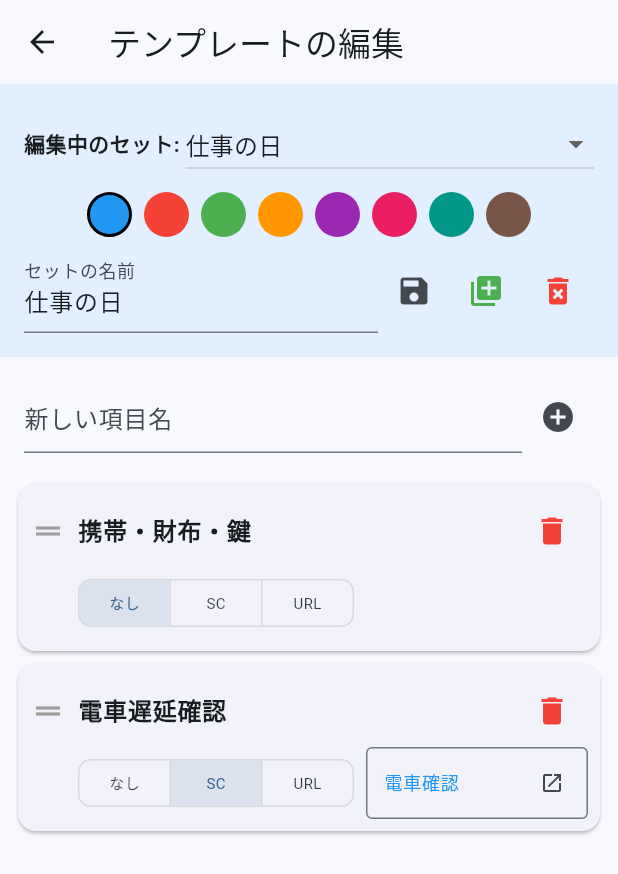
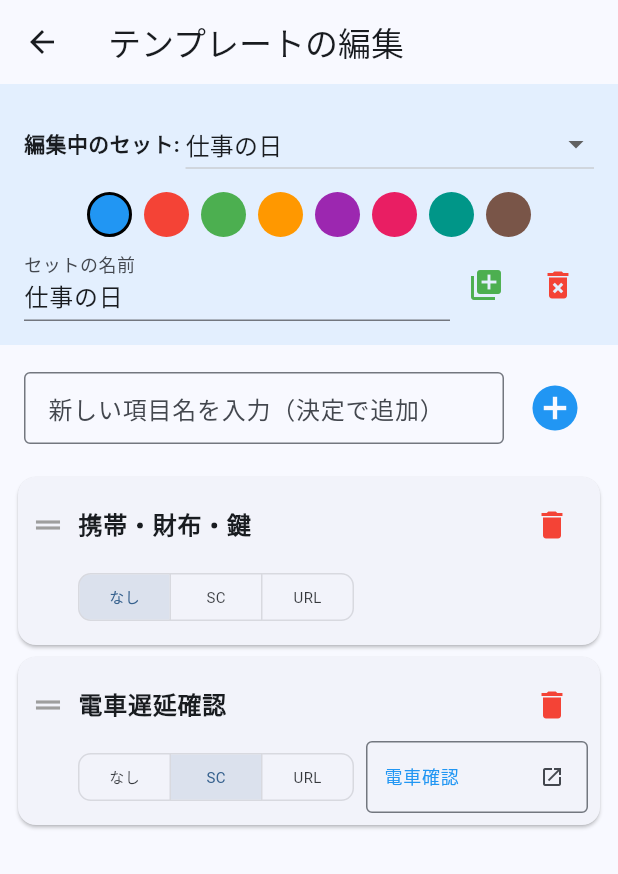
Before and after one commit to kkuramitu-portfolio/forgotten_item_checker, a Flutter app: the screen it shows after launch, after a tap on the "edit" icon, on a phone screen of 412 x 824 dp. Shown: the top 874 px of the screen. Run offline on Flutter 3.47's test engine with Material 3 defaults, Android fonts, the phone set to English and light mode, and no system bars; our stand-ins replace shared_preferences.

Commit message:
アイコン設定

```diff
--- a/lib/main.dart
+++ b/lib/main.dart
@@ -65,7 +65,7 @@ class ItemTemplate {
     return {
       'title': title,
       'items': items.map((i) => i.toMap()).toList(),
-      'color': color.value,
+      'color': color.toARGB32(),
     };
   }
 
@@ -73,7 +73,7 @@ class ItemTemplate {
     return ItemTemplate(
       title: map['title'],
       items: (map['items'] as List).map((i) => CheckItem.fromMap(i)).toList(),
-      color: Color(map['color'] ?? Colors.blue.value),
+      color: Color(map['color'] ?? Colors.blue.toARGB32()),
     );
   }
 }
@@ -117,9 +117,10 @@ class _MainCheckPageState extends State<MainCheckPage> {
         _templates = List<ItemTemplate>.from(
           l.map((model) => ItemTemplate.fromMap(model)),
         );
-        _currentIndex = (savedIndex != null && savedIndex < _templates.length)
-            ? savedIndex
-            : 0;
+        _currentIndex = savedIndex ?? 0;
+        if (_currentIndex >= _templates.length) {
+          _currentIndex = 0;
+        }
         _scHistory = savedHistory ?? [];
       } else {
         _templates = [
@@ -140,6 +141,13 @@ class _MainCheckPageState extends State<MainCheckPage> {
     });
   }
 
+  void _sortItems() {
+    setState(() {
+      final items = _templates[_currentIndex].items;
+      items.sort((a, b) => a.status.index.compareTo(b.status.index));
+    });
+  }
+
   Future<void> _launchURL(String urlString) async {
     final Uri url = Uri.parse(urlString);
     if (!await launchUrl(url)) {
@@ -153,8 +161,13 @@ class _MainCheckPageState extends State<MainCheckPage> {
 
   @override
   Widget build(BuildContext context) {
-    if (_isLoading || _templates.isEmpty)
+    if (_isLoading || _templates.isEmpty) {
       return const Scaffold(body: Center(child: CircularProgressIndicator()));
+    }
+
+    if (_currentIndex >= _templates.length) {
+      _currentIndex = 0;
+    }
 
     final currentTemplate = _templates[_currentIndex];
     final pendingItems = currentTemplate.items
@@ -165,26 +178,52 @@ class _MainCheckPageState extends State<MainCheckPage> {
     return Scaffold(
       appBar: AppBar(
         title: Text(
-          currentTemplate.title,
+          currentTemplate.title.isEmpty ? '（名前未設定）' : currentTemplate.title,
           style: const TextStyle(fontWeight: FontWeight.bold),
         ),
-        backgroundColor: currentTemplate.color.withOpacity(0.8),
+        backgroundColor: currentTemplate.color.withValues(alpha: 0.8),
         foregroundColor: Colors.white,
         actions: [
           PopupMenuButton<int>(
             icon: const Icon(Icons.swap_horiz),
-            onSelected: (index) => setState(() {
+            onSelected: (index) {
+              if (index == 999) {
+                _launchURL(
+                  'https://docs.google.com/forms/d/e/1FAIpQLSfwPKdGwoEvtr3VvRbvYGuMjd6Gb0_VHIs83OCQo_Cvltv5-A/viewform?usp=pp_url&entry.1476558753=%E5%BF%98%E3%82%8C%E7%89%A9%E3%83%81%E3%82%A7%E3%83%83%E3%82%AB%E3%83%BC+Pro',
+                );
+              } else {
+                setState(() {
                   _currentIndex = index;
                   _saveData();
-            }),
-            itemBuilder: (context) => _templates
-                .asMap()
-                .entries
-                .map(
-                  (e) =>
-                      PopupMenuItem(value: e.key, child: Text(e.value.title)),
-                )
-                .toList(),
+                });
+              }
+            },
+            // 【修正ポイント】型を明示したリストを直接作成する
+            itemBuilder: (BuildContext context) => <PopupMenuEntry<int>>[
+              // テンプレート一覧をループで回して追加
+              for (int i = 0; i < _templates.length; i++)
+                PopupMenuItem<int>(
+                  value: i,
+                  child: Text(
+                    _templates[i].title.isEmpty
+                        ? '（名前未設定）'
+                        : _templates[i].title,
+                  ),
+                ),
+              // 仕切り線
+              const PopupMenuDivider(),
+              // フィードバック項目
+              const PopupMenuItem<int>(
+                value: 999,
+                child: Row(
+                  children: [
+                    Icon(Icons.feedback_outlined, color: Colors.blue, size: 20),
+                    SizedBox(width: 8),
+                    Text('フィードバックを送る'),
+                  ],
+                ),
+              ),
+            ],
           ),
           IconButton(
             icon: const Icon(Icons.edit),
@@ -199,7 +238,11 @@ class _MainCheckPageState extends State<MainCheckPage> {
                   ),
                 ),
               );
-              setState(() {});
+              setState(() {
+                if (_currentIndex >= _templates.length) {
+                  _currentIndex = 0;
+                }
+              });
               _saveData();
             },
           ),
@@ -255,7 +298,7 @@ class _MainCheckPageState extends State<MainCheckPage> {
                       : 'リンクを開く',
                 ),
                 style: ElevatedButton.styleFrom(
-                  backgroundColor: themeColor.withOpacity(0.1),
+                  backgroundColor: themeColor.withValues(alpha: 0.1),
                   foregroundColor: themeColor,
                 ),
               ),
@@ -267,18 +310,23 @@ class _MainCheckPageState extends State<MainCheckPage> {
               children: [
                 _actionButton('スキップ', Icons.close, Colors.grey, () {
                   setState(() => item.status = ItemStatus.skipped);
+                  _sortItems();
                   _saveData();
                 }),
                 _actionButton('後で', Icons.replay, Colors.orange, () {
                   setState(() {
                     final items = _templates[_currentIndex].items;
                     items.remove(item);
-                    items.add(item);
+                    int lastPendingIndex = items.lastIndexWhere(
+                      (i) => i.status == ItemStatus.pending,
+                    );
+                    items.insert(lastPendingIndex + 1, item);
                   });
                   _saveData();
                 }),
                 _actionButton('OK!', Icons.check, themeColor, () {
                   setState(() => item.status = ItemStatus.done);
+                  _sortItems();
                   _saveData();
                 }),
               ],
@@ -302,7 +350,7 @@ class _MainCheckPageState extends State<MainCheckPage> {
           style: ElevatedButton.styleFrom(
             shape: const CircleBorder(),
             padding: const EdgeInsets.all(16),
-            backgroundColor: color.withOpacity(0.1),
+            backgroundColor: color.withValues(alpha: 0.1),
             foregroundColor: color,
             elevation: 0,
           ),
@@ -326,9 +374,9 @@ class _MainCheckPageState extends State<MainCheckPage> {
         ? Colors.black
         : Colors.grey;
     Color bgColor = item.status == ItemStatus.done
-        ? themeColor.withOpacity(0.05)
+        ? themeColor.withValues(alpha: 0.05)
         : (item.status == ItemStatus.skipped
-              ? Colors.grey.withOpacity(0.05)
+              ? Colors.grey.withValues(alpha: 0.05)
               : Colors.transparent);
 
     return Container(
@@ -344,7 +392,7 @@ class _MainCheckPageState extends State<MainCheckPage> {
               ? themeColor
               : (item.status == ItemStatus.skipped
                     ? Colors.grey
-                    : themeColor.withOpacity(0.5)),
+                    : themeColor.withValues(alpha: 0.5)),
         ),
         title: Text(
           item.name,
@@ -365,6 +413,7 @@ class _MainCheckPageState extends State<MainCheckPage> {
             ? TextButton(
                 onPressed: () {
                   setState(() => item.status = ItemStatus.pending);
+                  _sortItems();
                   _saveData();
                 },
                 child: const Text('戻す'),
@@ -378,6 +427,7 @@ class _MainCheckPageState extends State<MainCheckPage> {
               items.insert(0, item);
             } else {
               item.status = ItemStatus.pending;
+              _sortItems();
             }
           });
           _saveData();
@@ -461,7 +511,7 @@ class _EditTemplatesPageState extends State<EditTemplatesPage> {
       body: Column(
         children: [
           Container(
-            color: currentTemplate.color.withOpacity(0.1),
+            color: currentTemplate.color.withValues(alpha: 0.1),
             padding: const EdgeInsets.all(16),
             child: Column(
               children: [
@@ -475,16 +525,15 @@ class _EditTemplatesPageState extends State<EditTemplatesPage> {
                       child: DropdownButton<int>(
                         isExpanded: true,
                         value: _editingTemplateIndex,
-                        items: widget.templates
-                            .asMap()
-                            .entries
-                            .map(
-                              (e) => DropdownMenuItem(
+                        items: widget.templates.asMap().entries.map((e) {
+                          final displayName = e.value.title.isEmpty
+                              ? '（名前未設定）'
+                              : e.value.title;
+                          return DropdownMenuItem(
                             value: e.key,
-                                child: Text(e.value.title),
-                              ),
-                            )
-                            .toList(),
+                            child: Text(displayName),
+                          );
+                        }).toList(),
                         onChanged: (val) => setState(() {
                           _editingTemplateIndex = val!;
                           _titleController.text = widget.templates[val].title;
@@ -527,13 +576,16 @@ class _EditTemplatesPageState extends State<EditTemplatesPage> {
                     Expanded(
                       child: TextField(
                         controller: _titleController,
-                        decoration: const InputDecoration(labelText: 'セットの名前'),
+                        onChanged: (val) {
+                          setState(() {
+                            currentTemplate.title = val;
+                          });
+                        },
+                        decoration: const InputDecoration(
+                          labelText: 'セットの名前',
+                          hintText: '例：出張の日（タップして入力）',
+                          isDense: true,
                         ),
-                    ),
-                    IconButton(
-                      icon: const Icon(Icons.save),
-                      onPressed: () => setState(
-                        () => currentTemplate.title = _titleController.text,
                       ),
                     ),
                     IconButton(
@@ -541,28 +593,35 @@ class _EditTemplatesPageState extends State<EditTemplatesPage> {
                         Icons.add_to_photos,
                         color: Colors.green,
                       ),
+                      tooltip: '新規セット追加',
                       onPressed: () {
                         setState(() {
                           widget.templates.add(
                             ItemTemplate(
-                              title: '新しいセット',
-                              items: [CheckItem(name: '新しい項目')],
+                              title: '',
+                              items: [],
                               color: Colors.blue,
                             ),
                           );
                           _editingTemplateIndex = widget.templates.length - 1;
-                          _titleController.text = '新しいセット';
+                          _titleController.clear();
                         });
                       },
                     ),
                     IconButton(
                       icon: const Icon(Icons.delete_forever, color: Colors.red),
+                      tooltip: '現在のセットを削除',
                       onPressed: () {
                         if (widget.templates.length > 1) {
                           setState(() {
                             widget.templates.removeAt(_editingTemplateIndex);
-                            _editingTemplateIndex = 0;
-                            _titleController.text = widget.templates[0].title;
+                            if (_editingTemplateIndex >=
+                                widget.templates.length) {
+                              _editingTemplateIndex =
+                                  widget.templates.length - 1;
+                            }
+                            _titleController.text =
+                                widget.templates[_editingTemplateIndex].title;
                           });
                         }
                       },
@@ -579,11 +638,28 @@ class _EditTemplatesPageState extends State<EditTemplatesPage> {
                 Expanded(
                   child: TextField(
                     controller: _itemController,
-                    decoration: const InputDecoration(hintText: '新しい項目名'),
+                    decoration: const InputDecoration(
+                      hintText: '新しい項目名を入力（決定で追加）',
+                      border: OutlineInputBorder(),
+                      isDense: true,
+                    ),
+                    onSubmitted: (val) {
+                      if (val.isNotEmpty) {
+                        setState(() {
+                          currentTemplate.items.add(CheckItem(name: val));
+                          _itemController.clear();
+                        });
+                      }
+                    },
                   ),
                 ),
+                const SizedBox(width: 8),
                 IconButton(
-                  icon: const Icon(Icons.add_circle),
+                  icon: const Icon(
+                    Icons.add_circle,
+                    color: Colors.blue,
+                    size: 36,
+                  ),
                   onPressed: () {
                     if (_itemController.text.isNotEmpty) {
                       setState(() {
@@ -598,10 +674,20 @@ class _EditTemplatesPageState extends State<EditTemplatesPage> {
               ],
             ),
           ),
+          if (currentTemplate.items.isEmpty)
+            const Expanded(
+              child: Center(
+                child: Text(
+                  '項目がまだありません。\n上の入力欄から項目を追加してください。',
+                  textAlign: TextAlign.center,
+                  style: TextStyle(color: Colors.grey, fontSize: 14),
+                ),
+              ),
+            )
+          else
             Expanded(
               child: ReorderableListView.builder(
                 itemCount: currentTemplate.items.length,
-              // 最新の onReorderItem を使用
                 onReorderItem: (oldIndex, newIndex) {
                   setState(() {
                     final item = currentTemplate.items.removeAt(oldIndex);
@@ -806,7 +892,6 @@ class _EditItemTileState extends State<EditItemTile> {
                               children: widget.scHistory
                                   .map(
                                     (name) => GestureDetector(
-                                      // GestureDetectorで長押しを検知
                                       onLongPress: () {
                                         setState(
                                           () => widget.scHistory.remove(name),
--- a/pubspec.yaml
+++ b/pubspec.yaml
@@ -16,7 +16,7 @@ publish_to: 'none' # Remove this line if you wish to publish to pub.dev
 # https://developer.apple.com/library/archive/documentation/General/Reference/InfoPlistKeyReference/Articles/CoreFoundationKeys.html
 # In Windows, build-name is used as the major, minor, and patch parts
 # of the product and file versions while build-number is used as the build suffix.
-version: 1.0.0+1
+version: 1.0.0+2
 
 environment:
   sdk: ^3.12.2
```
Also changed, not shown: assets/icon.png (added). Lines whose indentation alone changed are shown as unchanged.
